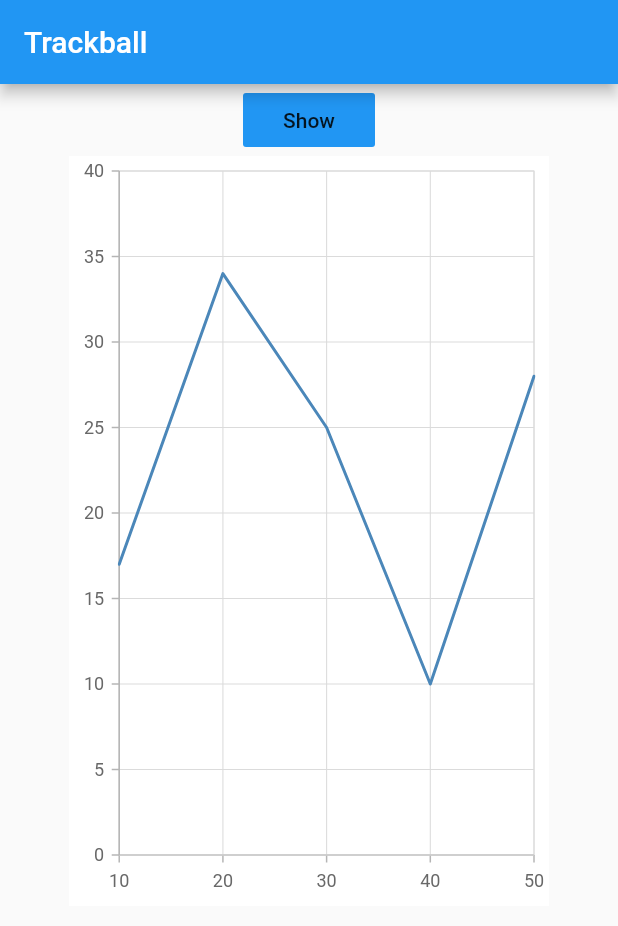
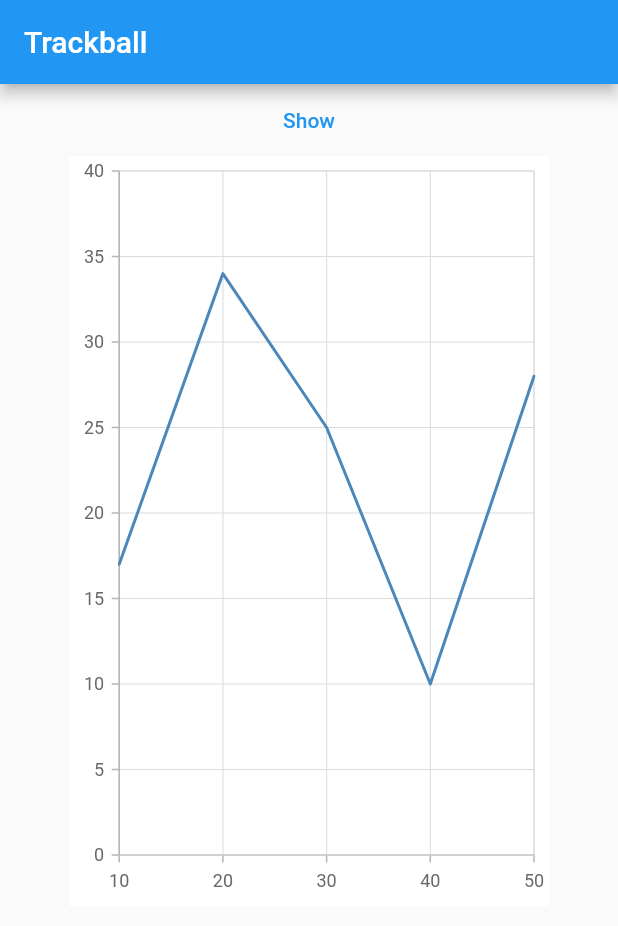
Before and after one commit to SyncfusionExamples/public-methods-trackball-flutter-chart, a Flutter app: the screen it shows after launch, on a phone screen of 412 x 824 dp. Shown: the top 926 px of the screen. Run offline on Flutter 3.47's test engine with Material 2 defaults, Android fonts, the light colour scheme and no system bars; our stand-ins replace syncfusion_flutter_charts; missing offline and left inert: syncfusion_flutter_core.

Commit message:
committed null safety changes

```diff
--- a/lib/main.dart
+++ b/lib/main.dart
@@ -21,15 +21,15 @@ class ChartApp extends StatelessWidget {
 
 class MyHomePage extends StatefulWidget {
   // ignore: prefer_const_constructors_in_immutables
-  MyHomePage({Key key}) : super(key: key);
+  MyHomePage({Key? key}) : super(key: key);
 
   @override
   _MyHomePageState createState() => _MyHomePageState();
 }
 
 class _MyHomePageState extends State<MyHomePage> {
-  SfCartesianChart chart;
-  TrackballBehavior trackball;
+  late SfCartesianChart chart;
+  late TrackballBehavior trackball;
 
   @override
   Widget build(BuildContext context) {
@@ -58,8 +58,10 @@ class _MyHomePageState extends State<MyHomePage> {
         appBar: AppBar(title: Text('Trackball')),
         body: Container(
             child: Column(children: <Widget>[
-          FlatButton(
-            color: Theme.of(context).primaryColor,
+          TextButton(
+            style: TextButton.styleFrom(
+              primary: Theme.of(context).primaryColor
+            ),
             child: Text('Show'),
             onPressed: show,
           ),
--- a/pubspec.yaml
+++ b/pubspec.yaml
@@ -14,7 +14,7 @@ description: A new Flutter project.
 version: 1.0.0+1
 
 environment:
-  sdk: ">=2.1.0 <3.0.0"
+  sdk: ">=2.12.0 <3.0.0"
 
 dependencies:
   flutter:
```
